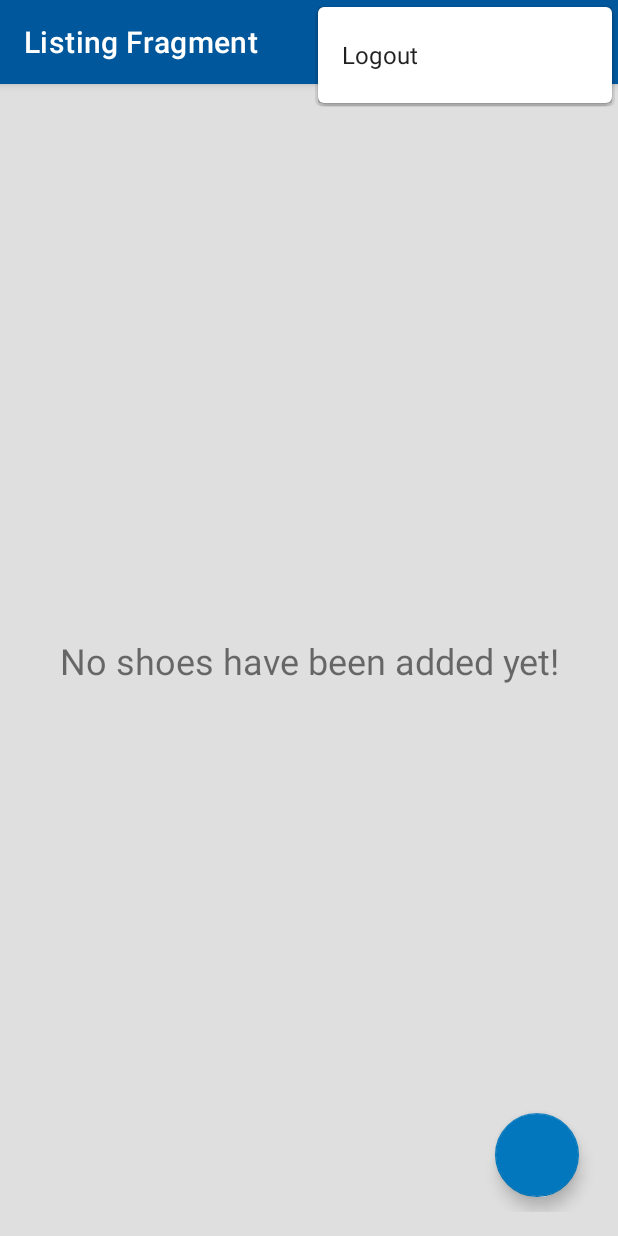
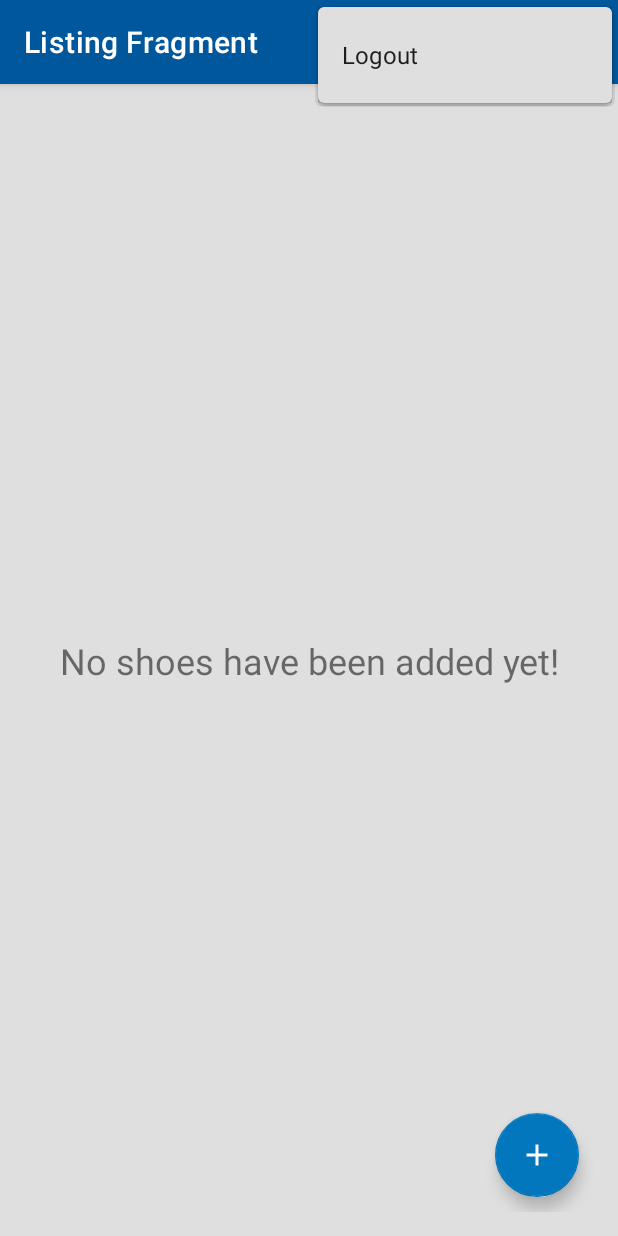
Before and after one commit to kelocen/shoe-tracker, an Android app: the ListingFragment screen opened through its navigation route, with the options menu open, on a phone screen of 412 x 824 dp. Run offline under Robolectric (Android 15) with nearby library versions, the phone set to English and light mode, and no system bars; our stand-ins replace Timber, data binding, navigation-ui; Roboto replaces fonts that are not available here.

Commit message:
feat: Update listing screen

```diff
--- /dev/null
+++ b/app/src/main/res/drawable/ic_add_button.xml
@@ -0,0 +1,10 @@
+<vector xmlns:android="http://schemas.android.com/apk/res/android"
+  android:height="24dp"
+  android:tint="#FFFFFF"
+  android:viewportHeight="24"
+  android:viewportWidth="24"
+  android:width="24dp">
+    <path
+      android:fillColor="@android:color/white"
+      android:pathData="M19,13h-6v6h-2v-6H5v-2h6V5h2v6h6v2z" />
+</vector>
--- a/app/src/main/res/layout/fragment_listing.xml
+++ b/app/src/main/res/layout/fragment_listing.xml
@@ -4,15 +4,12 @@
   xmlns:tools="http://schemas.android.com/tools">
 
   <androidx.constraintlayout.widget.ConstraintLayout
-    android:layout_width="match_parent"
-    android:layout_height="match_parent"
-    android:layout_margin="16dp"
+    style="@style/styleConstraintLayoutListingFragment"
     tools:context=".ui.listing.ListingFragment">
 
     <!-- Shoe list scroll view -->
     <ScrollView
-      android:layout_width="match_parent"
-      android:layout_height="wrap_content"
+      style="@style/styleScrollViewListingFragment"
       app:layout_constraintBottom_toBottomOf="parent"
       app:layout_constraintEnd_toEndOf="parent"
       app:layout_constraintStart_toStartOf="parent"
@@ -21,9 +18,7 @@
       <!-- Shoe list layout -->
       <LinearLayout
         android:id="@+id/linear_layout_shoes"
-        android:layout_width="match_parent"
-        android:layout_height="wrap_content"
-        android:orientation="vertical" />
+        style="@style/styleLinearLayoutListingFragment" />
     </ScrollView>
 
     <!-- Add shoes button -->
--- a/app/src/main/res/values-night/themes.xml
+++ b/app/src/main/res/values-night/themes.xml
@@ -8,7 +8,7 @@
     <!-- Secondary brand color. -->
     <item name="colorSecondary">@color/color_secondary</item>
     <item name="colorSecondaryVariant">@color/color_secondary_light</item>
-    <item name="colorOnSecondary">@color/black</item>
+    <item name="colorOnSecondary">@color/white</item>
     <!-- Status bar color. -->
     <item name="android:statusBarColor" tools:targetApi="l">?attr/colorPrimaryVariant</item>
     <!-- Customize your theme here. -->
@@ -111,12 +111,30 @@
     <item name="android:text">@string/text_instructions_message</item>
   </style>
   <!-- = = = = = Listing Fragment = = = = = -->
+  <!-- Constraint Layout -->
+  <style name="styleConstraintLayoutListingFragment" parent="Theme.ShoeStoreInventory">
+    <item name="android:layout_width">match_parent</item>
+    <item name="android:layout_height">match_parent</item>
+    <item name="android:layout_margin">@dimen/listing_constraint_layout_margin</item>
+  </style>
+  <!-- Scroll View -->
+  <style name="styleScrollViewListingFragment" parent="Theme.ShoeStoreInventory">
+    <item name="android:layout_width">match_parent</item>
+    <item name="android:layout_height">wrap_content</item>
+  </style>
+  <!-- Linear Layout -->
+  <style name="styleLinearLayoutListingFragment" parent="Theme.ShoeStoreInventory">
+    <item name="android:layout_height">wrap_content</item>
+    <item name="android:layout_width">match_parent</item>
+    <item name="android:orientation">vertical</item>
+  </style>
   <!-- Floating Button -->
   <style name="styleFloatingButtonAdd" parent="Theme.ShoeStoreInventory">
     <item name="android:layout_width">wrap_content</item>
     <item name="android:layout_height">wrap_content</item>
     <item name="android:layout_marginBottom">@dimen/floating_button_margin_bottom</item>
     <item name="android:layout_marginEnd">@dimen/floating_button_margin_end</item>
+    <item name="android:src">@drawable/ic_add_button</item>
   </style>
   <!-- = = = = = Details Fragment = = = = = -->
   <!-- Constraint Layout -->
@@ -239,5 +257,7 @@
   <!-- App Bar Overlay -->
   <style name="Theme.ShoeStoreInventory.AppBarOverlay" parent="ThemeOverlay.AppCompat.Dark.ActionBar" />
   <!-- Popup Overlay -->
-  <style name="Theme.ShoeStoreInventory.PopupOverlay" parent="ThemeOverlay.AppCompat.Light" />
+  <style name="Theme.ShoeStoreInventory.PopupOverlay" parent="ThemeOverlay.AppCompat.Light">
+    <item name="android:backgroundTint">@color/color_screen_background</item>
+  </style>
 </resources>
--- a/app/src/main/res/values/colors.xml
+++ b/app/src/main/res/values/colors.xml
@@ -1,6 +1,5 @@
 <?xml version="1.0" encoding="utf-8"?>
 <resources>
-  <color name="black">#FF000000</color>
   <color name="white">#FFFFFFFF</color>
   <color name="color_primary">#01579b</color>
   <color name="color_primary_dark">#002f6c</color>
--- a/app/src/main/res/values/dimens.xml
+++ b/app/src/main/res/values/dimens.xml
@@ -10,6 +10,8 @@
   <dimen name="login_fragment_view_margin_end">24dp</dimen>
   <dimen name="floating_button_margin_bottom">10dp</dimen>
   <dimen name="floating_button_margin_end">10dp</dimen>
+  <!-- Listing fragment views -->
+  <dimen name="listing_constraint_layout_margin">16dp</dimen>
   <!-- Details fragment views -->
   <dimen name="details_label_margin_start">20dp</dimen>
   <dimen name="details_buttons_margin_bottom">70dp</dimen>
--- a/app/src/main/res/values/themes.xml
+++ b/app/src/main/res/values/themes.xml
@@ -8,7 +8,7 @@
     <!-- Secondary brand color. -->
     <item name="colorSecondary">@color/color_secondary</item>
     <item name="colorSecondaryVariant">@color/color_secondary_light</item>
-    <item name="colorOnSecondary">@color/black</item>
+    <item name="colorOnSecondary">@color/white</item>
     <!-- Status bar color. -->
     <item name="android:statusBarColor" tools:targetApi="l">?attr/colorPrimaryVariant</item>
     <!-- Customize your theme here. -->
@@ -111,12 +111,30 @@
     <item name="android:text">@string/text_instructions_message</item>
   </style>
   <!-- = = = = = Listing Fragment = = = = = -->
+  <!-- Constraint Layout -->
+  <style name="styleConstraintLayoutListingFragment" parent="Theme.ShoeStoreInventory">
+    <item name="android:layout_width">match_parent</item>
+    <item name="android:layout_height">match_parent</item>
+    <item name="android:layout_margin">@dimen/listing_constraint_layout_margin</item>
+  </style>
+  <!-- Scroll View -->
+  <style name="styleScrollViewListingFragment" parent="Theme.ShoeStoreInventory">
+    <item name="android:layout_width">match_parent</item>
+    <item name="android:layout_height">wrap_content</item>
+  </style>
+  <!-- Linear Layout -->
+  <style name="styleLinearLayoutListingFragment" parent="Theme.ShoeStoreInventory">
+    <item name="android:layout_height">wrap_content</item>
+    <item name="android:layout_width">match_parent</item>
+    <item name="android:orientation">vertical</item>
+  </style>
   <!-- Floating Button -->
   <style name="styleFloatingButtonAdd" parent="Theme.ShoeStoreInventory">
     <item name="android:layout_width">wrap_content</item>
     <item name="android:layout_height">wrap_content</item>
     <item name="android:layout_marginBottom">@dimen/floating_button_margin_bottom</item>
     <item name="android:layout_marginEnd">@dimen/floating_button_margin_end</item>
+    <item name="android:src">@drawable/ic_add_button</item>
   </style>
   <!-- = = = = = Details Fragment = = = = = -->
   <!-- Constraint Layout -->
@@ -239,5 +257,7 @@
   <!-- App Bar Overlay -->
   <style name="Theme.ShoeStoreInventory.AppBarOverlay" parent="ThemeOverlay.AppCompat.Dark.ActionBar" />
   <!-- Popup Overlay -->
-  <style name="Theme.ShoeStoreInventory.PopupOverlay" parent="ThemeOverlay.AppCompat.Light" />
+  <style name="Theme.ShoeStoreInventory.PopupOverlay" parent="ThemeOverlay.AppCompat.Light">
+    <item name="android:backgroundTint">@color/color_screen_background</item>
+  </style>
 </resources>
```
